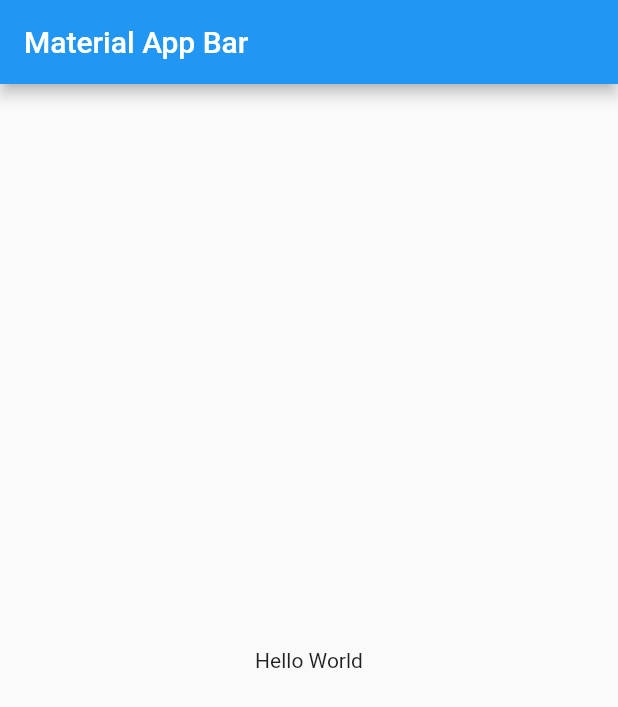
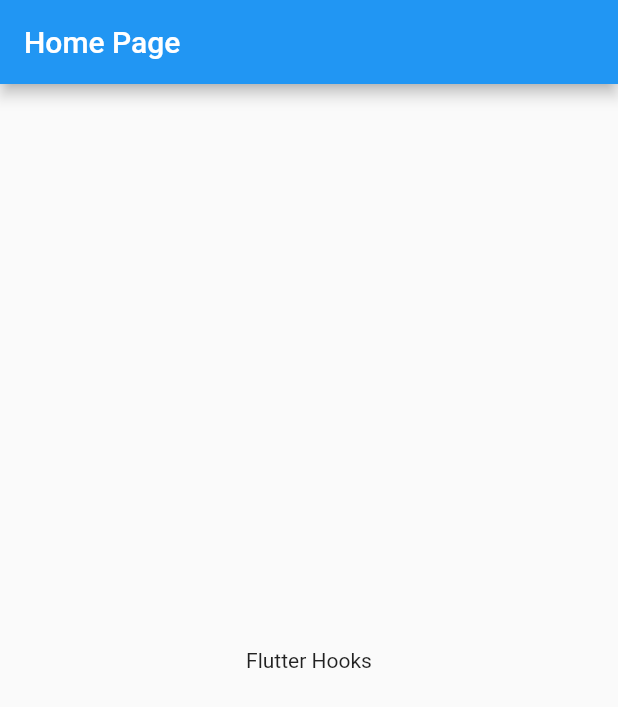
Before and after one commit to ditateum/testingflutterhooks, a Flutter app: the first screen one second after launch, on a phone screen of 412 x 824 dp. Shown: the top 707 px of the screen. Run offline on Flutter 3.47's test engine with Material 2 defaults, Android fonts, the phone set to English and light mode, and no system bars; our stand-ins replace flutter_hooks.

Commit message:
step-1: useStream, more simple than StreamBuilder

```diff
--- a/lib/main.dart
+++ b/lib/main.dart
@@ -1,4 +1,5 @@
 import 'package:flutter/material.dart';
+import 'package:testingflutterhooks/step_1_use_stream/use_stream_home_page.dart';
 
 void main() => runApp(const MyApp());
 
@@ -7,16 +8,9 @@ class MyApp extends StatelessWidget {
 
   @override
   Widget build(BuildContext context) {
-    return MaterialApp(
+    return const MaterialApp(
       title: 'Material App',
-      home: Scaffold(
-        appBar: AppBar(
-          title: const Text('Material App Bar'),
-        ),
-        body: const Center(
-          child: Text('Hello World'),
-        ),
-      ),
+      home: UseStreamHomePage(),
     );
   }
 }
--- /dev/null
+++ b/lib/step_1_use_stream/use_stream_home_page.dart
@@ -0,0 +1,30 @@
+import 'package:flutter/material.dart';
+import 'package:flutter_hooks/flutter_hooks.dart';
+
+Stream<String> getTime() {
+  return Stream.periodic(
+    const Duration(seconds: 1),
+    (_) => DateTime.now().toIso8601String(),
+  );
+}
+
+class UseStreamHomePage extends HookWidget {
+  const UseStreamHomePage({
+    super.key,
+  });
+
+  @override
+  Widget build(BuildContext context) {
+    // More simple than Stream Builder
+    final dateTime = useStream(getTime());
+
+    return Scaffold(
+      appBar: AppBar(
+        title: Text(dateTime.data ?? 'Home Page'),
+      ),
+      body: const Center(
+        child: Text('Flutter Hooks'),
+      ),
+    );
+  }
+}
```
